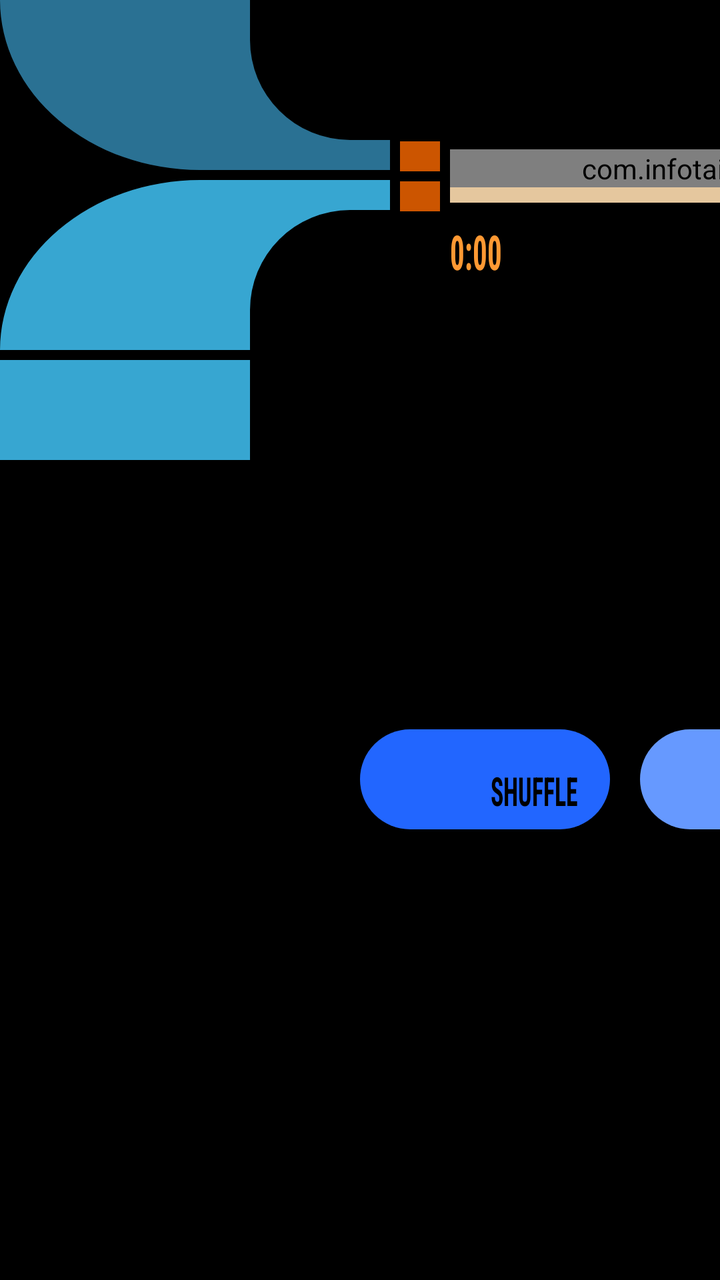
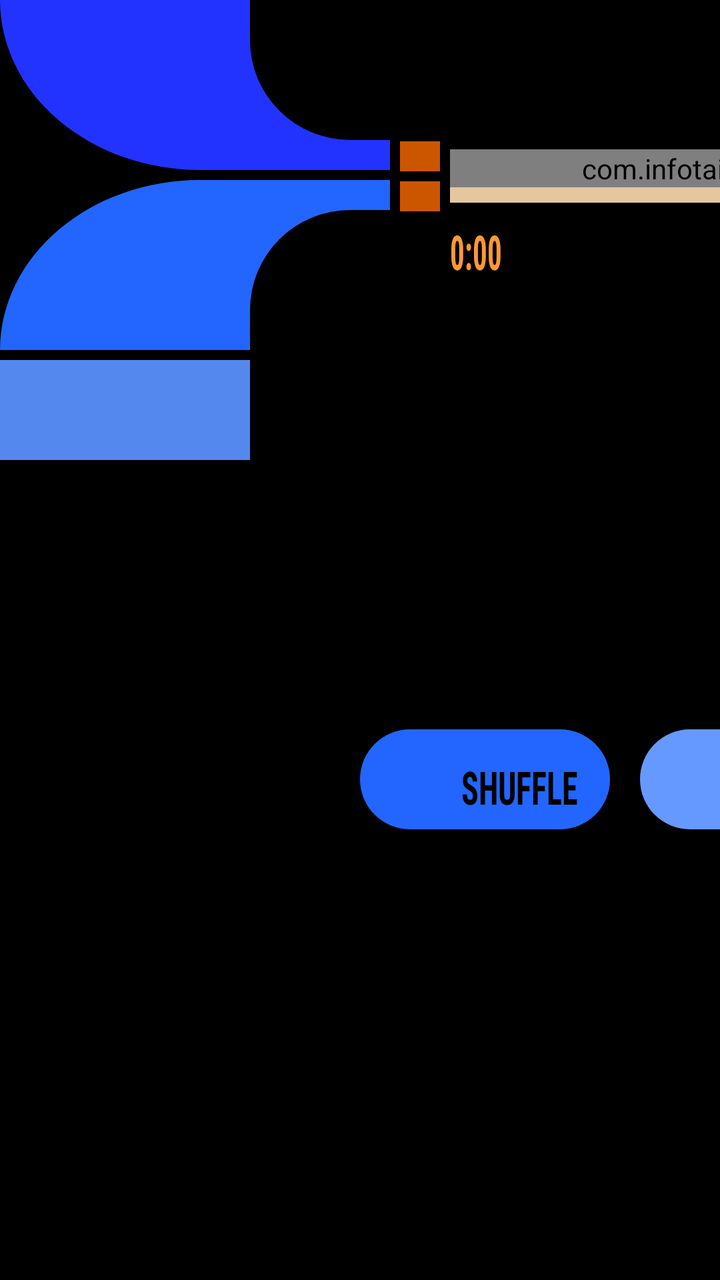

The first picture is an Android layout as it rendered before a commit; the second is the same layout after the commit. The layout source and the unified diff follow.
<!-- AndroidManifest.xml: application theme Theme.LCARSMusic -->
<!-- res/layout/layout_media_controls.xml -->
<?xml version="1.0" encoding="utf-8"?>
<androidx.constraintlayout.widget.ConstraintLayout xmlns:android="http://schemas.android.com/apk/res/android"
    xmlns:app="http://schemas.android.com/apk/res-auto"
    android:layout_width="match_parent"
    android:layout_height="wrap_content"
    android:background="#000000">

    <androidx.constraintlayout.widget.Guideline
        android:id="@+id/gl_horizontal_center"
        android:layout_width="wrap_content"
        android:layout_height="wrap_content"
        android:orientation="horizontal"
        app:layout_constraintGuide_begin="88dp" />

    <LinearLayout
        android:id="@+id/l_shapes"
        android:layout_width="wrap_content"
        android:layout_height="wrap_content"
        android:orientation="vertical"
        app:layout_constraintStart_toStartOf="parent"
        app:layout_constraintTop_toTopOf="parent">

        <ImageView
            android:layout_width="195dp"
            android:layout_height="85dp"
            android:src="@drawable/ic_lcars_l_shape_lower_left"
            android:layout_marginBottom="5dp" />
        <ImageView
            android:layout_width="195dp"
            android:layout_height="85dp"
            android:src="@drawable/ic_lcars_l_shape_upper_left" />
    </LinearLayout>

    <LinearLayout
        android:id="@+id/left_spacers"
        android:layout_width="wrap_content"
        android:layout_height="wrap_content"
        android:orientation="vertical"
        android:layout_marginStart="5dp"
        app:layout_constraintStart_toEndOf="@+id/l_shapes"
        app:layout_constraintTop_toTopOf="@+id/gl_horizontal_center"
        app:layout_constraintBottom_toBottomOf="@+id/gl_horizontal_center">

        <View android:layout_width="20dp" android:layout_height="15dp" android:background="#CC5500" android:layout_marginBottom="5dp" />
        <View android:layout_width="20dp" android:layout_height="15dp" android:background="#CC5500" />
    </LinearLayout>

    <LinearLayout
        android:id="@+id/seekbar_container"
        android:layout_width="450dp"
        android:layout_height="wrap_content"
        android:orientation="vertical"
        android:layout_marginStart="5dp"
        app:layout_constraintStart_toEndOf="@+id/left_spacers"
        app:layout_constraintTop_toTopOf="@+id/gl_horizontal_center"
        app:layout_constraintBottom_toBottomOf="@+id/gl_horizontal_center">

        <com.infotainment.lcarsmusic.LCARSMediaSeekBar
            android:id="@+id/playback_seekbar"
            android:layout_width="match_parent"
            android:layout_height="wrap_content"
            app:lcarsFillColor="@color/lcars_nemesis_evening"
            app:lcarsTrackColor="@color/lcars_nemesis_ghost"
            android:progressDrawable="@null" />

        <View
            android:layout_width="match_parent"
            android:layout_height="7.5dp"
            android:background="#E5C79E" />
    </LinearLayout>

    <LinearLayout
        android:id="@+id/timer_container"
        android:layout_width="0dp"
        android:layout_height="wrap_content"
        android:orientation="horizontal"
        android:layout_marginTop="8dp"
        app:layout_constraintStart_toStartOf="@+id/seekbar_container"
        app:layout_constraintEnd_toEndOf="@+id/seekbar_container"
        app:layout_constraintTop_toBottomOf="@+id/seekbar_container">

        <TextView
            android:id="@+id/tv_playback_time"
            android:layout_width="0dp"
            android:layout_height="wrap_content"
            android:layout_weight="1"
            android:text="0:00"
            android:gravity="start"
            android:textColor="#FF9933"
            android:textSize="24sp"
            android:textStyle="bold"
            android:fontFamily="sans-serif-condensed"
            android:textScaleX="0.6" />

        <TextView
            android:id="@+id/tv_track_duration"
            android:layout_width="0dp"
            android:layout_height="wrap_content"
            android:layout_weight="1"
            android:text="4:30"
            android:gravity="center"
            android:textColor="#FF9933"
            android:textSize="24sp"
            android:textStyle="bold"
            android:fontFamily="sans-serif-condensed"
            android:textScaleX="0.6" />

        <TextView
            android:id="@+id/tv_remaining_time"
            android:layout_width="0dp"
            android:layout_height="wrap_content"
            android:layout_weight="1"
            android:text="- 4:30"
            android:gravity="end"
            android:textColor="#FF9933"
            android:textSize="24sp"
            android:textStyle="bold"
            android:fontFamily="sans-serif-condensed"
            android:textScaleX="0.6" />
    </LinearLayout>

    <LinearLayout
        android:id="@+id/right_inner_spacers"
        android:layout_width="wrap_content"
        android:layout_height="wrap_content"
        android:orientation="vertical"
        android:layout_marginStart="5dp"
        app:layout_constraintStart_toEndOf="@+id/seekbar_container"
        app:layout_constraintTop_toTopOf="@+id/gl_horizontal_center"
        app:layout_constraintBottom_toBottomOf="@+id/gl_horizontal_center">

        <View android:layout_width="20dp" android:layout_height="15dp" android:background="#CC5500" android:layout_marginBottom="5dp" />
        <View android:layout_width="20dp" android:layout_height="15dp" android:background="#CC5500" />
    </LinearLayout>

    <LinearLayout
        android:id="@+id/right_outer_spacers"
        android:layout_width="0dp"
        android:layout_height="wrap_content"
        android:orientation="vertical"
        android:layout_marginStart="5dp"
        app:layout_constraintStart_toEndOf="@+id/right_inner_spacers"
        app:layout_constraintEnd_toEndOf="parent"
        app:layout_constraintTop_toTopOf="@+id/gl_horizontal_center"
        app:layout_constraintBottom_toBottomOf="@+id/gl_horizontal_center">

        <View android:layout_width="match_parent" android:layout_height="15dp" android:background="#8899FF" android:layout_marginBottom="5dp" />
        <View android:layout_width="match_parent" android:layout_height="15dp" android:background="#8899FF" />
    </LinearLayout>

    <View
        android:id="@+id/left_decorative_block"
        android:layout_width="125dp"
        android:layout_height="50dp"
        android:background="#37A6D1"
        android:layout_marginTop="5dp"
        app:layout_constraintStart_toStartOf="parent"
        app:layout_constraintTop_toBottomOf="@+id/l_shapes" />

    <LinearLayout
        android:id="@+id/playback_button_row"
        android:layout_width="0dp"
        android:layout_height="wrap_content"
        android:layout_marginStart="55dp"
        android:layout_marginTop="50dp"
        android:layout_marginBottom="16dp"
        android:orientation="horizontal"
        app:layout_constraintBottom_toBottomOf="parent"
        app:layout_constraintEnd_toEndOf="parent"
        app:layout_constraintStart_toEndOf="@+id/left_decorative_block"
        app:layout_constraintTop_toBottomOf="@+id/right_outer_spacers">

        <androidx.appcompat.widget.AppCompatButton
            android:id="@+id/btn_shuffle"
            android:layout_width="125dp"
            android:layout_height="50dp"
            android:layout_marginEnd="15dp"
            android:background="@drawable/bg_lcars_pill_button"
            android:backgroundTint="@color/lcars_nemesis_evening"
            android:fontFamily="sans-serif-condensed"
            android:gravity="bottom|end"
            android:paddingEnd="16dp"
            android:paddingBottom="6dp"
            android:stateListAnimator="@null"
            android:text="SHUFFLE"
            android:textColor="#000000"
            android:textScaleX="0.6"
            android:textSize="20sp"
            android:textStyle="bold" />

        <androidx.appcompat.widget.AppCompatButton
            android:id="@+id/btn_previous"
            android:layout_width="125dp"
            android:layout_height="50dp"
            android:layout_marginEnd="15dp"
            android:background="@drawable/bg_lcars_pill_button"
            android:backgroundTint="@color/lcars_nemesis_cool"
            android:fontFamily="sans-serif-condensed"
            android:gravity="bottom|end"
            android:paddingEnd="16dp"
            android:paddingBottom="6dp"
            android:stateListAnimator="@null"
            android:text="PREV"
            android:textColor="#000000"
            android:textScaleX="0.6"
            android:textSize="20sp"
            android:textStyle="bold" />

        <androidx.appcompat.widget.AppCompatButton
            android:id="@+id/btn_play_pause"
            android:layout_width="125dp"
            android:layout_height="50dp"
            android:layout_marginEnd="15dp"
            android:background="@drawable/bg_lcars_pill_button"
            android:backgroundTint="@color/lcars_lower_decks_padd_beta_blue"
            android:fontFamily="sans-serif-condensed"
            android:gravity="bottom|end"
            android:paddingEnd="16dp"
            android:paddingBottom="6dp"
            android:stateListAnimator="@null"
            android:text="PLAY"
            android:textColor="#000000"
            android:textScaleX="0.6"
            android:textSize="20sp"
            android:textStyle="bold" />

        <androidx.appcompat.widget.AppCompatButton
            android:id="@+id/btn_next"
            android:layout_width="125dp"
            android:layout_height="50dp"
            android:layout_marginEnd="15dp"
            android:background="@drawable/bg_lcars_pill_button"
            android:backgroundTint="@color/lcars_nemesis_cool"
            android:fontFamily="sans-serif-condensed"
            android:gravity="bottom|end"
            android:paddingEnd="16dp"
            android:paddingBottom="6dp"
            android:stateListAnimator="@null"
            android:text="NEXT"
            android:textColor="#000000"
            android:textScaleX="0.6"
            android:textSize="20sp"
            android:textStyle="bold" />

        <androidx.appcompat.widget.AppCompatButton
            android:id="@+id/btn_loop"
            android:layout_width="125dp"
            android:layout_height="50dp"
            android:background="@drawable/bg_lcars_pill_button"
            android:backgroundTint="@color/lcars_nemesis_evening"
            android:fontFamily="sans-serif-condensed"
            android:gravity="bottom|end"
            android:paddingEnd="16dp"
            android:paddingBottom="6dp"
            android:stateListAnimator="@null"
            android:text="LOOP"
            android:textColor="#000000"
            android:textScaleX="0.6"
            android:textSize="20sp"
            android:textStyle="bold" />
    </LinearLayout>

</androidx.constraintlayout.widget.ConstraintLayout>
<!-- resources referenced by this layout -->
<resources>
  <color name="lcars_lower_decks_padd_beta_blue">#7799dd</color>
  <color name="lcars_nemesis_cool">#6699ff</color>
  <color name="lcars_nemesis_evening">#2266ff</color>
  <color name="lcars_nemesis_ghost">#88bbff</color>
  <!-- drawable bg_lcars_pill_button (drawable) -->
  <?xml version="1.0" encoding="utf-8"?>
  <shape xmlns:android="http://schemas.android.com/apk/res/android"
      android:shape="rectangle">
      <corners android:radius="50dp" />
  </shape>
  <!-- drawable ic_lcars_l_shape_lower_left (drawable) -->
  <?xml version="1.0" encoding="utf-8"?>
  <vector xmlns:android="http://schemas.android.com/apk/res/android"
      android:width="195dp"
      android:height="85dp"
      android:viewportWidth="195"
      android:viewportHeight="85">
  
      <path
          android:fillColor="#2a7193"
          android:pathData="M 0,0 L 125,0 L 125,20 A 50,50 0 0,0 175,70 L 195,70 L 195,85 L 100,85 A 100,85 0 0,1 0,0 Z" />
  </vector>
  <!-- drawable ic_lcars_l_shape_upper_left (drawable) -->
  <?xml version="1.0" encoding="utf-8"?>
  <vector xmlns:android="http://schemas.android.com/apk/res/android"
      android:width="195dp"
      android:height="85dp"
      android:viewportWidth="195"
      android:viewportHeight="85">
  
      <path
          android:fillColor="#37a6d1"
          android:pathData="M 0,85 A 100,85 0 0,1 100,0 L 195,0 L 195,15 L 175,15 A 50,50 0 0,0 125,65 L 125,85 Z" />
  </vector>
  <style name="Theme.LCARSMusic" parent="Theme.MaterialComponents.DayNight.NoActionBar">
          
          <item name="colorPrimary">@color/purple_500</item>
          <item name="colorPrimaryVariant">@color/purple_700</item>
          <item name="colorOnPrimary">@color/white</item>
          
          <item name="colorSecondary">@color/teal_200</item>
          <item name="colorSecondaryVariant">@color/teal_700</item>
          <item name="colorOnSecondary">@color/black</item>
          
          <item name="android:statusBarColor">?attr/colorPrimaryVariant</item>
          
      </style>
  <color name="purple_500">#FF6200EE</color>
  <color name="purple_700">#FF3700B3</color>
  <color name="white">#FFFFFFFF</color>
  <color name="teal_200">#FF03DAC5</color>
  <color name="teal_700">#FF018786</color>
  <color name="black">#FF000000</color>
</resources>

<!-- the commit's change to res/layout/layout_media_controls.xml (unified diff, before → after) -->
@@ -144,15 +144,23 @@
         app:layout_constraintTop_toTopOf="@+id/gl_horizontal_center"
         app:layout_constraintBottom_toBottomOf="@+id/gl_horizontal_center">
 
-        <View android:layout_width="match_parent" android:layout_height="15dp" android:background="#8899FF" android:layout_marginBottom="5dp" />
-        <View android:layout_width="match_parent" android:layout_height="15dp" android:background="#8899FF" />
+        <View
+            android:layout_width="match_parent"
+            android:layout_height="15dp"
+            android:background="@color/lcars_classic_blue"
+            android:layout_marginBottom="5dp" />
+
+        <View
+            android:layout_width="match_parent"
+            android:layout_height="15dp"
+            android:background="@color/lcars_classic_bluey" />
     </LinearLayout>
 
     <View
         android:id="@+id/left_decorative_block"
         android:layout_width="125dp"
         android:layout_height="50dp"
-        android:background="#37A6D1"
+        android:background="@color/lcars_lower_decks_padd_alpha_blue"
         android:layout_marginTop="5dp"
         app:layout_constraintStart_toStartOf="parent"
         app:layout_constraintTop_toBottomOf="@+id/l_shapes" />
@@ -184,8 +192,8 @@
             android:stateListAnimator="@null"
             android:text="SHUFFLE"
             android:textColor="#000000"
-            android:textScaleX="0.6"
-            android:textSize="20sp"
+            android:textScaleX="0.7"
+            android:textSize="23sp"
             android:textStyle="bold" />
 
         <androidx.appcompat.widget.AppCompatButton
@@ -202,8 +210,8 @@
             android:stateListAnimator="@null"
             android:text="PREV"
             android:textColor="#000000"
-            android:textScaleX="0.6"
-            android:textSize="20sp"
+            android:textScaleX="0.7"
+            android:textSize="23sp"
             android:textStyle="bold" />
 
         <androidx.appcompat.widget.AppCompatButton
@@ -220,8 +228,8 @@
             android:stateListAnimator="@null"
             android:text="PLAY"
             android:textColor="#000000"
-            android:textScaleX="0.6"
-            android:textSize="20sp"
+            android:textScaleX="0.7"
+            android:textSize="23sp"
             android:textStyle="bold" />
 
         <androidx.appcompat.widget.AppCompatButton
@@ -238,8 +246,8 @@
             android:stateListAnimator="@null"
             android:text="NEXT"
             android:textColor="#000000"
-            android:textScaleX="0.6"
-            android:textSize="20sp"
+            android:textScaleX="0.7"
+            android:textSize="23sp"
             android:textStyle="bold" />
 
         <androidx.appcompat.widget.AppCompatButton
@@ -255,8 +263,8 @@
             android:stateListAnimator="@null"
             android:text="LOOP"
             android:textColor="#000000"
-            android:textScaleX="0.6"
-            android:textSize="20sp"
+            android:textScaleX="0.67"
+            android:textSize="23sp"
             android:textStyle="bold" />
     </LinearLayout>
 
<!-- resource entries referenced after the edit -->
@@ -1,5 +1,8 @@
 <!-- resources referenced by this layout -->
 <resources>
+  <color name="lcars_classic_blue">#5566ff</color>
+  <color name="lcars_classic_bluey">#8899ff</color>
+  <color name="lcars_lower_decks_padd_alpha_blue">#5588ee</color>
   <color name="lcars_lower_decks_padd_beta_blue">#7799dd</color>
   <color name="lcars_nemesis_cool">#6699ff</color>
   <color name="lcars_nemesis_evening">#2266ff</color>
@@ -19,7 +22,7 @@
       android:viewportHeight="85">
   
       <path
-          android:fillColor="#2a7193"
+          android:fillColor="@color/lcars_nemesis_midnight"
           android:pathData="M 0,0 L 125,0 L 125,20 A 50,50 0 0,0 175,70 L 195,70 L 195,85 L 100,85 A 100,85 0 0,1 0,0 Z" />
   </vector>
   <!-- drawable ic_lcars_l_shape_upper_left (drawable) -->
@@ -31,7 +34,7 @@
       android:viewportHeight="85">
   
       <path
-          android:fillColor="#37a6d1"
+          android:fillColor="@color/lcars_nemesis_evening"
           android:pathData="M 0,85 A 100,85 0 0,1 100,0 L 195,0 L 195,15 L 175,15 A 50,50 0 0,0 125,65 L 125,85 Z" />
   </vector>
   <style name="Theme.LCARSMusic" parent="Theme.MaterialComponents.DayNight.NoActionBar">
@@ -47,6 +50,7 @@
           <item name="android:statusBarColor">?attr/colorPrimaryVariant</item>
           
       </style>
+  <color name="lcars_nemesis_midnight">#2233ff</color>
   <color name="purple_500">#FF6200EE</color>
   <color name="purple_700">#FF3700B3</color>
   <color name="white">#FFFFFFFF</color>
